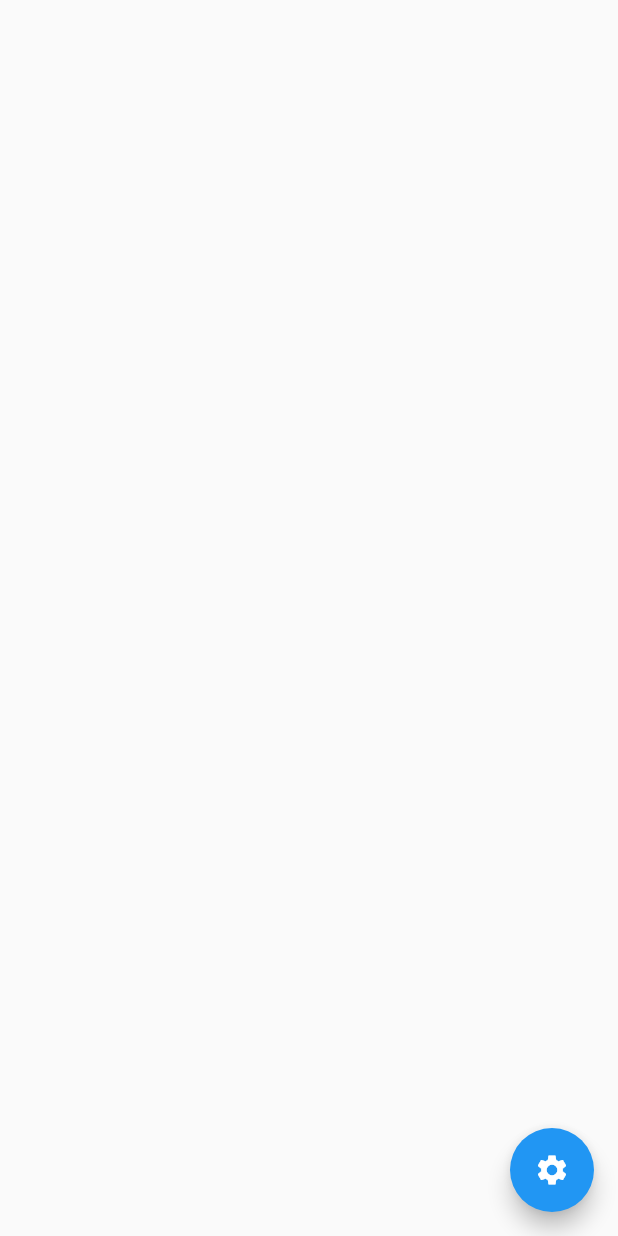
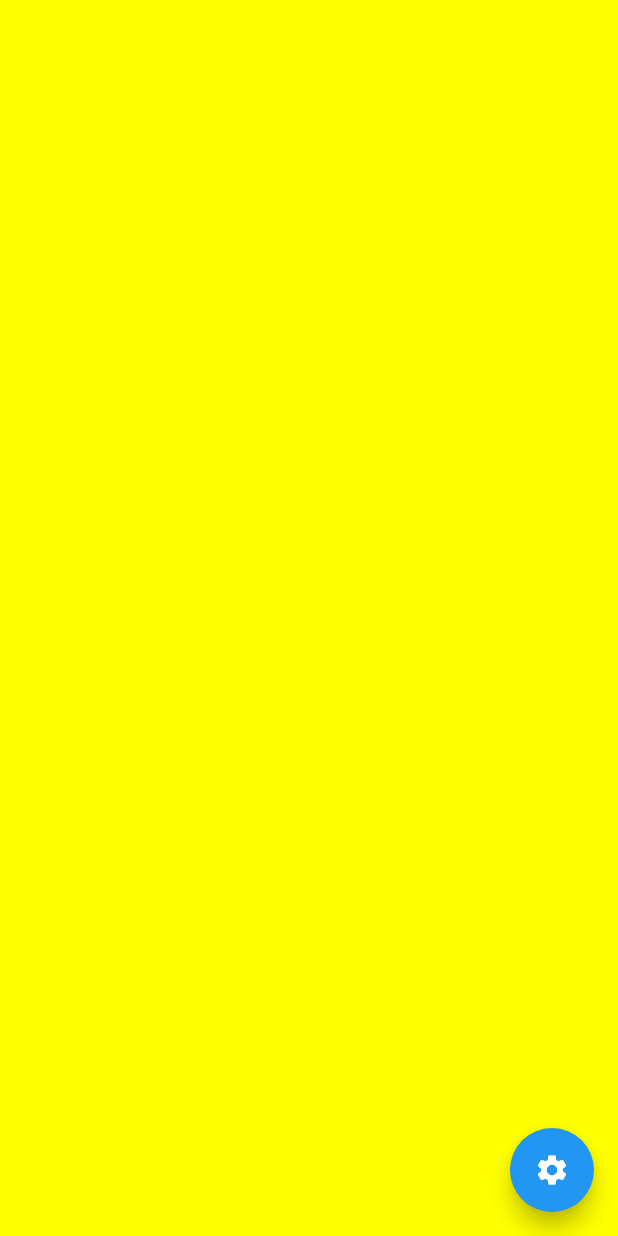
Before and after one commit to zeratulspc/ranco, a Flutter app: the screen it shows after launch, on a phone screen of 412 x 824 dp. Run offline on Flutter 3.47's test engine with Material 2 defaults, Android fonts, the phone set to English and light mode, and no system bars; our stand-ins replace card_swiper, get.

Commit message:
일시중지 기능 추가

```diff
--- a/lib/controller/home_controller.dart
+++ b/lib/controller/home_controller.dart
@@ -22,6 +22,10 @@ class HomeController extends GetxController {
   set seventh(bool v) => _seventh.value = v;
   bool get seventh => _seventh.value;
 
+  final _isStarted = false.obs;
+  set isStarted(bool v) => _isStarted.value = v;
+  bool get isStarted => _isStarted.value;
+
   Timer? timer;
   int targetTime = 0;
 
@@ -29,8 +33,14 @@ class HomeController extends GetxController {
     Get.bottomSheet(SettingSheet(),);
   }
 
+  initTimer() {
+    if(timer!=null) timer!.cancel();
+    timer = null;
+  }
+
   setTimer(int target) {
-    stopTimer();
+    initTimer();
+    isStarted=true;
     targetTime = target;
     timer = Timer.periodic(const Duration(seconds: 1), (timer) {
       if(time <= 0) {
@@ -42,8 +52,8 @@ class HomeController extends GetxController {
   }
 
   stopTimer() {
-    if(timer!=null) timer!.cancel();
-    timer = null;
+    isStarted=false;
+    initTimer();
   }
 
   changeChord() {
--- a/lib/ui/home_page.dart
+++ b/lib/ui/home_page.dart
@@ -10,7 +10,17 @@ class HomePage extends StatelessWidget {
   @override
   Widget build(BuildContext context) {
     return Scaffold(
-      body: Center(
+      body: Stack(
+        children: [
+          Obx(()=>GestureDetector(
+            onTap: ()=>hc.isStarted?hc.stopTimer():hc.setTimer(hc.targetTime),
+            child: Container(
+              width: Get.width,
+              height: Get.height,
+              color: !hc.isStarted?Colors.yellowAccent:Colors.white,
+            ),
+          )),
+          Center(
             child: Column(
               mainAxisAlignment: MainAxisAlignment.center,
               crossAxisAlignment: CrossAxisAlignment.center,
@@ -26,7 +36,7 @@ class HomePage extends StatelessWidget {
                               "${timerValue.isNaN||timerValue.isInfinite?'':hc.time+1}",
                               style: TextStyle(
                                   fontSize: 24,
-                              color:Get.theme.primaryColorLight
+                                  color:Get.theme.primaryColor
                               ),
                             ),
                           )
@@ -53,6 +63,8 @@ class HomePage extends StatelessWidget {
                 )),
               ],
             ),
+          )
+        ],
       ),
       floatingActionButton: FloatingActionButton(
         onPressed: ()=>hc.openSettingSheet(),
--- a/lib/ui/setting_sheet.dart
+++ b/lib/ui/setting_sheet.dart
@@ -38,7 +38,7 @@ class SettingSheet extends StatelessWidget {
               ),
               Column(
                 children: [
-                  Container(
+                  SizedBox(
                     height: 100,
                     width: Get.width,
                     child: Swiper(
@@ -82,7 +82,7 @@ class SettingSheet extends StatelessWidget {
                   ),
                 ],
               ),
-              Expanded(child: SizedBox()),
+              const Expanded(child: SizedBox()),
               ElevatedButton(
                 onPressed: (){
                   hc.flat = isFlat.value;
```
Lines whose indentation alone changed are shown as unchanged.
